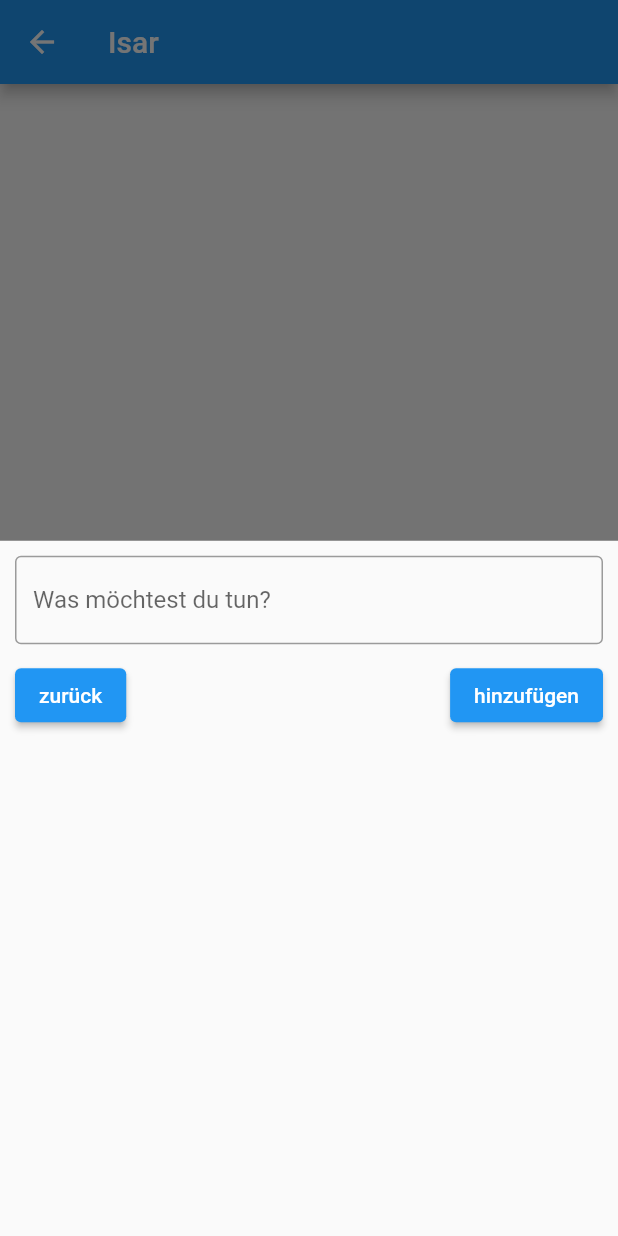
After one commit to exlo89/youtube_example, a Flutter app: the HomeIsarScreen screen opened by its route, after a tap on the "add" icon, on a phone screen of 412 x 824 dp. The commit adds this screen. Run offline on Flutter 3.47's test engine with Material 2 defaults, Android fonts, the phone set to English and light mode, and no system bars; our stand-ins replace dio, flutter_bloc, flutter_riverpod, isar; accounts and stored records are empty; generated files the repository leaves out were written again.

Commit message:
add isar example

```diff
--- a/lib/bloc/home/home_bloc.dart
+++ b/lib/bloc/home/home_bloc.dart
@@ -1,7 +1,5 @@
-import 'dart:async';
-
-import 'package:bloc/bloc.dart';
-import 'package:meta/meta.dart';
+import 'package:flutter_bloc/flutter_bloc.dart';
+import 'package:flutter/material.dart';
 import 'package:youtube/data_provider/cocktail_repository.dart';
 import 'package:youtube/models/cocktail_model.dart';
 
--- /dev/null
+++ b/lib/models/todo.dart
@@ -0,0 +1,23 @@
+import 'package:isar/isar.dart';
+
+part 'todo.g.dart';
+
+@collection
+class Todo {
+  Id? id;
+  String? todo;
+  bool? done;
+  DateTime? createdAt;
+
+  Todo({
+    this.id,
+    required this.todo,
+    this.done = false,
+    this.createdAt,
+  });
+
+  @override
+  String toString() {
+    return 'id: $id, todo: $todo';
+  }
+}
--- a/lib/my_app.dart
+++ b/lib/my_app.dart
@@ -1,5 +1,6 @@
 import 'package:flutter/material.dart';
 import 'package:youtube/screens/home_bloc_screen.dart';
+import 'package:youtube/screens/home_isar_screen.dart';
 import 'package:youtube/screens/home_riverpod_screen.dart';
 import 'package:youtube/screens/home_screen.dart';
 
@@ -16,8 +17,8 @@ class MyApp extends StatelessWidget {
         routes: {
           HomeBlocScreen.routeName: (context) => const HomeBlocScreen(),
           HomeRiverpodScreen.routeName: (context) => const HomeRiverpodScreen(),
+          HomeIsarScreen.routeName: (context) => const HomeIsarScreen(),
         },
-      home: const HomeScreen()
-    );
+        home: const HomeScreen());
   }
 }
--- /dev/null
+++ b/lib/screens/home_isar_screen.dart
@@ -0,0 +1,142 @@
+import 'package:flutter/material.dart';
+import 'package:isar/isar.dart';
+import 'package:youtube/models/todo.dart';
+import 'package:youtube/utils/isar_service.dart';
+
+class HomeIsarScreen extends StatefulWidget {
+  static const String routeName = 'home-isar';
+
+  const HomeIsarScreen({super.key});
+
+  @override
+  State<HomeIsarScreen> createState() => _HomeIsarScreenState();
+}
+
+class _HomeIsarScreenState extends State<HomeIsarScreen> {
+  String todo = "";
+
+  Future<List<Todo>> getTodo() async {
+    Isar isar = await IsarService().instance;
+    return Future.value(isar.todos.where().findAll());
+  }
+
+  Future<void> addTodo(String todo) async {
+    Isar isar = await IsarService().instance;
+    await isar.writeTxn(() async {
+      isar.todos.put(Todo(todo: todo));
+    });
+  }
+
+  Future<void> setTodo(int id, bool done) async {
+    Isar isar = await IsarService().instance;
+    await isar.writeTxn(() async {
+      final todo = await isar.todos.get(id);
+
+      if (todo != null) {
+        todo.done = done;
+        isar.todos.put(todo);
+      }
+    });
+  }
+
+  Future<void> removeTodo(int id) async {
+    Isar isar = await IsarService().instance;
+    await isar.writeTxn(() async {
+      isar.todos.delete(id);
+    });
+  }
+
+  @override
+  Widget build(BuildContext context) {
+    return Scaffold(
+      appBar: AppBar(
+        title: const Text('Isar'),
+      ),
+      body: Center(
+        child: FutureBuilder(
+          future: getTodo(),
+          builder: (context, snapshot) {
+            if (snapshot.connectionState == ConnectionState.waiting) {
+              return const Text('Loading...');
+            }
+            if (snapshot.data!.isNotEmpty) {
+              return Column(
+                children: List.generate(
+                  snapshot.data!.length,
+                  (index) {
+                    Todo todo = snapshot.data![index];
+                    return ListTile(
+                      leading: Checkbox(
+                        onChanged: (value) {
+                          setTodo(todo.id!, value ?? false);
+                          setState(() {});
+                        },
+                        value: todo.done ?? false,
+                      ),
+                      title: Text(todo.todo ?? ''),
+                      trailing: IconButton(
+                        icon: const Icon(Icons.delete),
+                        onPressed: () async {
+                          await removeTodo(todo.id!);
+                          setState(() {});
+                        },
+                      ),
+                    );
+                  },
+                ),
+              );
+            } else {
+              return const Text('No data');
+            }
+          },
+        ),
+      ),
+      floatingActionButton: FloatingActionButton(
+        child: const Icon(Icons.add),
+        onPressed: () {
+          showModalBottomSheet(
+            context: context,
+            builder: (context) {
+              return Container(
+                margin: const EdgeInsets.all(10),
+                child: Column(
+                  children: [
+                    TextField(
+                      decoration: const InputDecoration(
+                        labelText: 'Was möchtest du tun?',
+                        border: OutlineInputBorder(),
+                      ),
+                      onChanged: (value) {
+                        todo = value;
+                      },
+                    ),
+                    const SizedBox(height: 10),
+                    Row(
+                      mainAxisAlignment: MainAxisAlignment.spaceBetween,
+                      children: [
+                        ElevatedButton(
+                          onPressed: () {
+                            Navigator.of(context).pop();
+                          },
+                          child: const Text('zurück'),
+                        ),
+                        ElevatedButton(
+                          onPressed: () async {
+                            await addTodo(todo);
+                            setState(() {});
+                            Navigator.of(context).pop();
+                          },
+                          child: const Text('hinzufügen'),
+                        ),
+                      ],
+                    ),
+                  ],
+                ),
+              );
+            },
+          );
+        },
+      ),
+    );
+  }
+}
--- a/lib/screens/home_riverpod_screen.dart
+++ b/lib/screens/home_riverpod_screen.dart
@@ -1,5 +1,4 @@
 import 'package:flutter/material.dart';
-import 'package:flutter_bloc/flutter_bloc.dart';
 import 'package:flutter_riverpod/flutter_riverpod.dart';
 import 'package:youtube/bloc/home/home_bloc.dart';
 import 'package:youtube/models/cocktail_model.dart';
--- a/lib/screens/home_screen.dart
+++ b/lib/screens/home_screen.dart
@@ -1,5 +1,6 @@
 import 'package:flutter/material.dart';
 import 'package:youtube/screens/home_bloc_screen.dart';
+import 'package:youtube/screens/home_isar_screen.dart';
 import 'package:youtube/screens/home_riverpod_screen.dart';
 
 class HomeScreen extends StatelessWidget {
@@ -28,6 +29,12 @@ class HomeScreen extends StatelessWidget {
               },
               child: const Text('Riverpod'),
             ),
+            ElevatedButton(
+              onPressed: () {
+                Navigator.of(context).pushNamed(HomeIsarScreen.routeName);
+              },
+              child: const Text('Isar'),
+            ),
           ],
         ),
       ),
--- /dev/null
+++ b/lib/utils/isar_service.dart
@@ -0,0 +1,24 @@
+import 'package:isar/isar.dart';
+import 'package:path_provider/path_provider.dart';
+import 'package:youtube/models/todo.dart';
+
+class IsarService {
+  IsarService() {
+    instance = openDB();
+  }
+
+  late Future<Isar> instance;
+
+  Future<Isar> openDB() async {
+    if (Isar.instanceNames.isEmpty) {
+      final dir = await getApplicationDocumentsDirectory();
+      return Isar.open(
+        [
+          TodoSchema,
+        ],
+        directory: dir.path,
+      );
+    }
+    return Future.value(Isar.getInstance());
+  }
+}
```
Also changed, not shown: lib/main.dart (+6 -1 lines), pubspec.yaml (+6 -1 lines), lib/models/todo.g.dart (added), pubspec.lock, 7 other files. Lines whose indentation alone changed are shown as unchanged.
